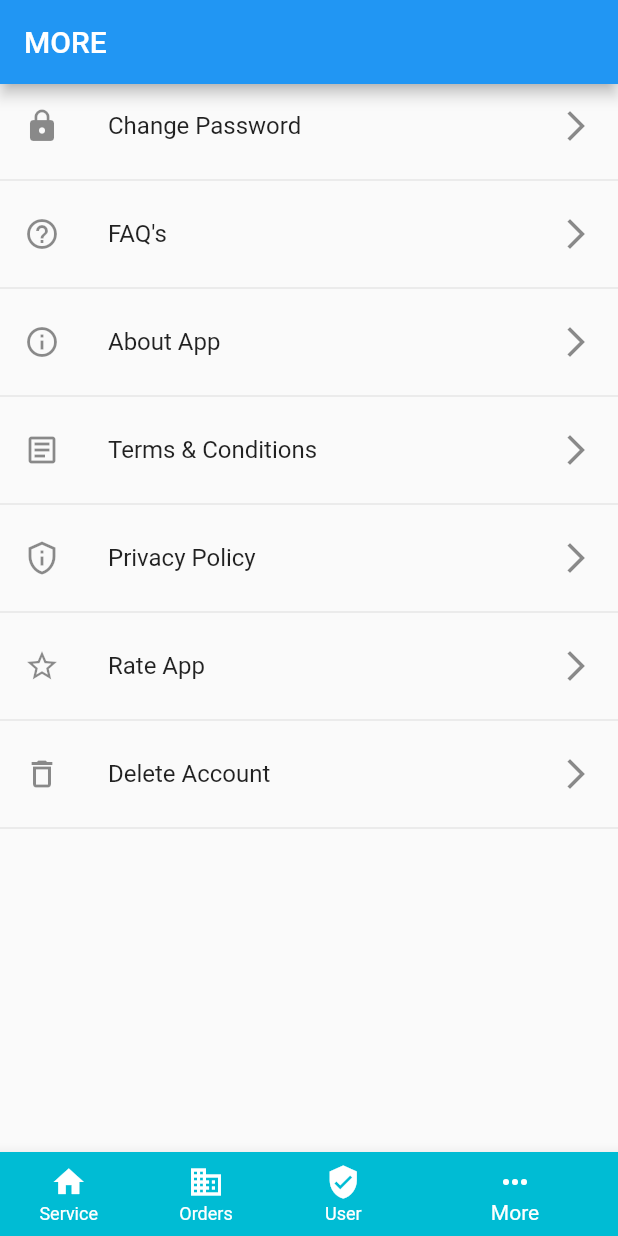
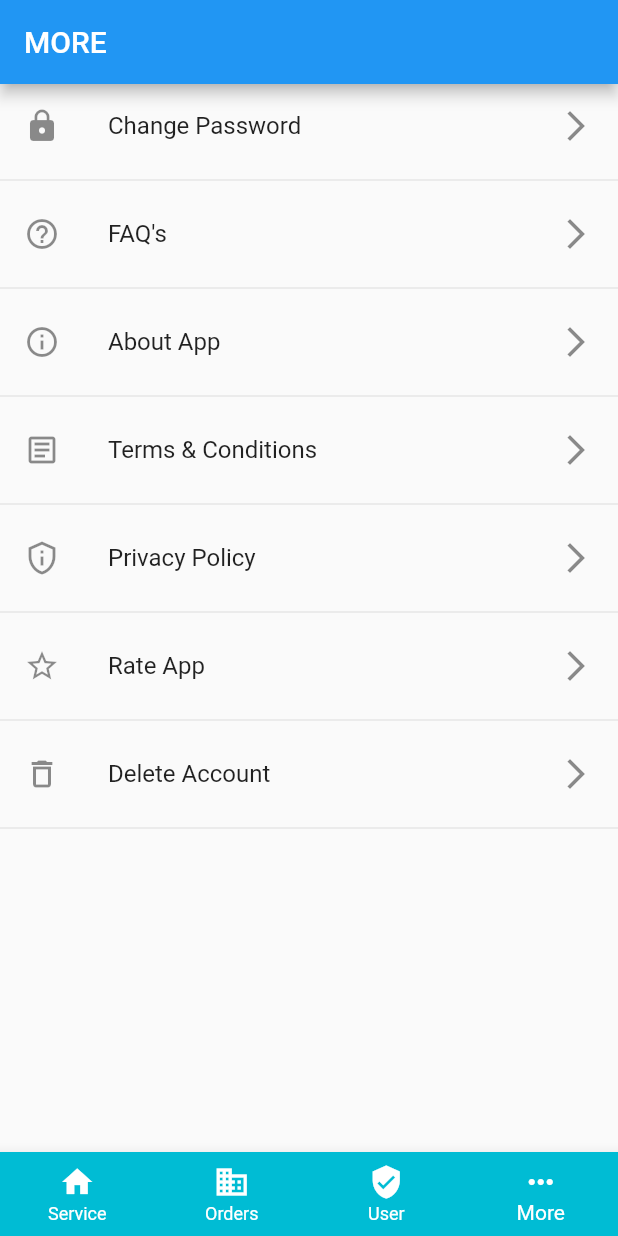
Before and after one commit to QasemFJber/final_flutter_project, a Flutter app: the BottomNavigation screen opened directly, item 4 of the bottom bar chosen, on a phone screen of 412 x 824 dp. Run offline on Flutter 3.47's test engine with Material 2 defaults, Android fonts, the phone set to English and light mode, and no system bars; our stand-ins replace get, intl_phone_field; network calls fail.

Commit message:
Improved user interfaces and the latest modifications

```diff
--- a/lib/widgets/bottom_nav_ber.dart
+++ b/lib/widgets/bottom_nav_ber.dart
@@ -35,10 +35,12 @@
       ),
       bottomNavigationBar: BottomNavigationBar(
         showUnselectedLabels: true,
+        unselectedItemColor: Colors.white,
+        type: BottomNavigationBarType.fixed,
+        backgroundColor: Colors.cyan,
+
         items: const <BottomNavigationBarItem>[
           BottomNavigationBarItem(
-            backgroundColor: Colors.cyan,
-
             icon: Icon(Icons.home),
             label: 'Service',
           ),
```
